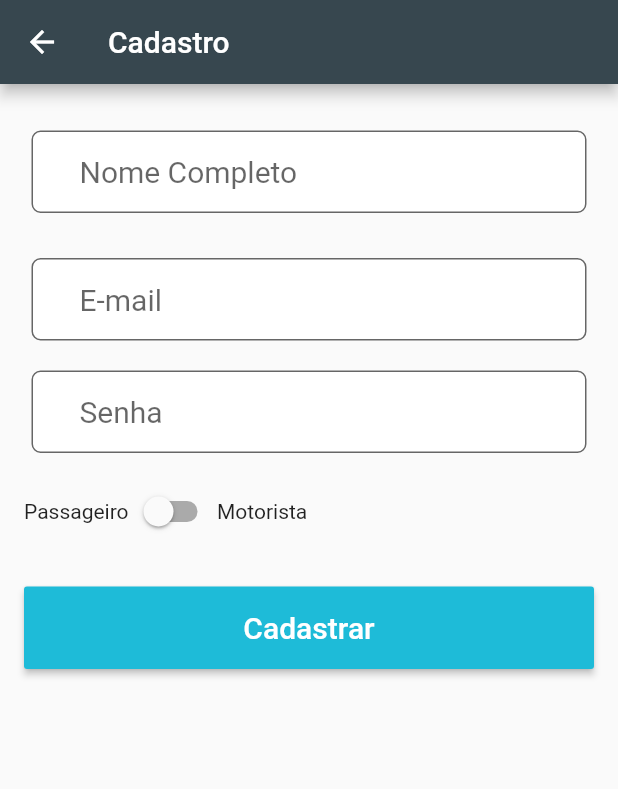
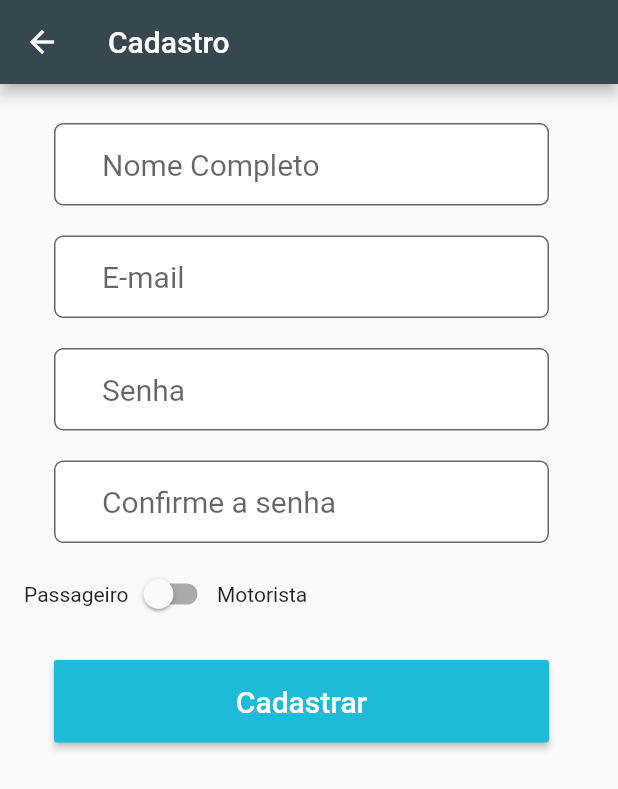
Before and after one commit to Marcos-Vinicius-Sousa/Meu_Uber, a Flutter app: the screen it shows after launch, after a tap on "Não tem conta ? Cadastre-se!", on a phone screen of 412 x 824 dp. Shown: the top 789 px of the screen. Run offline on Flutter 3.47's test engine with Material 2 defaults, Android fonts, the phone set to English and light mode, and no system bars; our stand-ins replace cloud_firestore, firebase_auth, firebase_core; accounts and stored records are empty.

Commit message:
salvando o usuario e redirecionando

```diff
--- a/my_uber/lib/main.dart
+++ b/my_uber/lib/main.dart
@@ -1,5 +1,6 @@
 import 'package:flutter/material.dart';
 import 'package:my_uber/telas/Home.dart';
+import 'package:my_uber/telas/Rotas.dart';
 
 final ThemeData temaPadrao = ThemeData(
     primaryColor: Color(0xff37474f),
@@ -11,6 +12,8 @@ void main() {
     title: "Uber",
     home: Home(),
     theme: temaPadrao,
+    initialRoute: "/",
+    onGenerateRoute: Rotas.generateRoute,
     debugShowCheckedModeBanner: false,
   ));
 }
--- /dev/null
+++ b/my_uber/lib/model/Usuario.dart
@@ -0,0 +1,55 @@
+
+class Usuario {
+
+  late String _idUsuario;
+  late String _nome;
+  late String _email;
+  late String _senha;
+  late String _tipoUsuario;
+
+  Usuario();
+
+  Map<String, dynamic> toMap(){
+
+    Map<String, dynamic> map = {
+      "nome" : this.nome,
+      "email": this.email,
+      "tipoUsuario" : this.tipoUsuario
+    };
+    return map;
+  }
+
+  String verificarTipoUsuario(bool tipoUsuario){
+    return tipoUsuario ? "motorista" : "passageiro";
+  }
+
+  String get tipoUsuario => _tipoUsuario;
+
+  set tipoUsuario(String value) {
+    _tipoUsuario = value;
+  }
+
+  String get senha => _senha;
+
+  set senha(String value) {
+    _senha = value;
+  }
+
+  String get email => _email;
+
+  set email(String value) {
+    _email = value;
+  }
+
+  String get nome => _nome;
+
+  set nome(String value) {
+    _nome = value;
+  }
+
+  String get idUsuario => _idUsuario;
+
+  set idUsuario(String value) {
+    _idUsuario = value;
+  }
+}
--- a/my_uber/lib/telas/Cadastro.dart
+++ b/my_uber/lib/telas/Cadastro.dart
@@ -1,4 +1,9 @@
 import 'package:flutter/material.dart';
+import 'package:my_uber/model/Usuario.dart';
+import 'package:firebase_auth/firebase_auth.dart';
+import 'package:firebase_core/firebase_core.dart';
+import 'package:cloud_firestore/cloud_firestore.dart';
+
 
 class Cadastro extends StatefulWidget {
   const Cadastro({Key? key}) : super(key: key);
@@ -12,8 +17,73 @@ class _CadastroState extends State<Cadastro> {
   TextEditingController _controllerNome = TextEditingController();
   TextEditingController _controllerEmail = TextEditingController();
   TextEditingController _controllerSenha = TextEditingController();
+  TextEditingController _controllerConfirmSenha = TextEditingController();
 
-  bool _TipoUsuarioPassageiro = false;
+  bool _TipoUsuario = false;
+  String _mensagemErro = "";
+
+  _validarCampos(){
+
+    //Recuperando os dados
+    String nome = _controllerNome.text;
+    String email = _controllerEmail.text;
+    String senha1 = _controllerSenha.text;
+    String senha2 = _controllerConfirmSenha.text;
+
+    //validar campos
+    if(nome.isNotEmpty){
+
+      if(email.isNotEmpty && email.contains("@")){
+
+        if(senha1.isNotEmpty && senha2.isNotEmpty && senha1.length > 5){
+
+          if(senha1 == senha2){
+            Usuario usuario = Usuario();
+            usuario.nome = nome;
+            usuario.email = email;
+            usuario.senha = senha1;
+            usuario.tipoUsuario = usuario.verificarTipoUsuario(_TipoUsuario);
+
+            _cadastrarUsuario(usuario);
+          }else{
+            setState(() {
+              _mensagemErro = "As duas senhas devem ser iguais!";
+            });
+          }
+
+        }else{
+          setState(() {
+            _mensagemErro = "A senha deve conter mais que 5 caracteres!";
+          });
+        }
+
+      }else{
+        setState(() {
+          _mensagemErro = "preencha com um email válido!";
+        });
+      }
+    }else{
+      setState(() {
+        _mensagemErro = "preencha o nome!";
+      });
+    }
+
+  }
+
+  _cadastrarUsuario( Usuario usuario){
+
+    FirebaseAuth auth = FirebaseAuth.instance;
+    FirebaseFirestore db = FirebaseFirestore.instance;
+    auth.createUserWithEmailAndPassword(
+        email: usuario.email,
+        password: usuario.senha).then((firebaseUser){
+        db.collection("usuarios")
+            .doc(firebaseUser.user.uid)
+            .set(usuario.toMap());
+
+        // redirecionar para o painel, de acordo com o Usuario
+    });
+  }
 
   @override
   Widget build(BuildContext context) {
@@ -32,7 +102,7 @@ class _CadastroState extends State<Cadastro> {
               children: <Widget>[
 
                 Padding(
-                  padding: EdgeInsets.fromLTRB(5, 15, 5, 15),
+                  padding: EdgeInsets.fromLTRB(20,10,30,10),
                   child: TextField(
                     controller: _controllerNome,
                     keyboardType: TextInputType.text,
@@ -49,7 +119,7 @@ class _CadastroState extends State<Cadastro> {
                   ),
                 ),
                 Padding(
-                  padding: EdgeInsets.fromLTRB(5, 15, 5, 15),
+                  padding: EdgeInsets.fromLTRB(20,10,30,10),
                   child: TextField(
                     controller: _controllerEmail,
                     keyboardType: TextInputType.emailAddress,
@@ -66,7 +136,7 @@ class _CadastroState extends State<Cadastro> {
                   ),
                 ),
                 Padding(
-                    padding: EdgeInsets.fromLTRB(5, 5, 5, 15),
+                    padding: EdgeInsets.fromLTRB(20,10,30,10),
                     child: TextField(
                       obscureText: true,
                       controller: _controllerSenha,
@@ -84,15 +154,33 @@ class _CadastroState extends State<Cadastro> {
                     )
                 ),
                 Padding(
+                    padding: EdgeInsets.fromLTRB(20,10,30,10),
+                    child: TextField(
+                      obscureText: true,
+                      controller: _controllerConfirmSenha,
+                      keyboardType: TextInputType.visiblePassword,
+                      style: TextStyle(fontSize: 20),
+                      decoration: InputDecoration(
+                          contentPadding: EdgeInsets.fromLTRB(32, 16, 32, 16),
+                          hintText: "Confirme a senha",
+                          filled: true,
+                          fillColor: Colors.white,
+                          border: OutlineInputBorder(
+                              borderRadius: BorderRadius.circular(6)
+                          )
+                      ),
+                    )
+                ),
+                Padding(
                   padding: EdgeInsets.only(bottom: 10),
                   child: Row(
                     children: <Widget>[
                       Text("Passageiro"),
                       Switch(
-                        value: _TipoUsuarioPassageiro,
+                        value: _TipoUsuario,
                         onChanged:(bool valor){
                         setState(() {
-                          _TipoUsuarioPassageiro = valor;
+                          _TipoUsuario = valor;
                         });
                       },
                       ),
@@ -102,7 +190,7 @@ class _CadastroState extends State<Cadastro> {
                 ),
 
                 Padding(
-                  padding: EdgeInsets.only(top: 16,bottom: 10),
+                  padding: EdgeInsets.fromLTRB(20,10,30,10),
                   child: RaisedButton(
                     child: Text(
                       "Cadastrar",
@@ -113,19 +201,21 @@ class _CadastroState extends State<Cadastro> {
                     ),
                     color: Color(0xff1ebbd8),
                     padding: EdgeInsets.fromLTRB(32, 16, 32, 16),
-                    onPressed: () {  },
+                    onPressed: () {
+                      _validarCampos();
+                    },
 
                   ),
                 ),
-                /*Padding(
+                Padding(
                   padding: EdgeInsets.only(top: 16),
                   child: Center(
                     child: Text(
-                      "Erro",
+                      _mensagemErro,
                       style: TextStyle(color: Colors.red, fontSize: 20),
                     ),
                   ),
-                ) */
+                )
               ],
             ),
           ),
--- a/my_uber/lib/telas/Home.dart
+++ b/my_uber/lib/telas/Home.dart
@@ -36,7 +36,7 @@ class _HomeState extends State<Home> {
                 ),
                 ),
                 Padding(
-                  padding: EdgeInsets.fromLTRB(5, 15, 5, 15),
+                  padding: EdgeInsets.fromLTRB(10, 20, 20, 5),
                   child: TextField(
                     controller: _controllerEmail,
                     keyboardType: TextInputType.emailAddress,
@@ -53,7 +53,7 @@ class _HomeState extends State<Home> {
                   ),
                 ),
                 Padding(
-                  padding: EdgeInsets.fromLTRB(5, 5, 5, 15),
+                  padding: EdgeInsets.fromLTRB(10, 20, 20, 20),
                   child: TextField(
                     obscureText: true,
                     controller: _controllerSenha,
@@ -72,7 +72,7 @@ class _HomeState extends State<Home> {
                 ),
 
                 Padding(
-                    padding: EdgeInsets.only(top: 16,bottom: 10),
+                    padding: EdgeInsets.fromLTRB(10, 20, 20, 20),
                 child: RaisedButton(
                   child: Text(
                       "Entrar",
@@ -93,12 +93,7 @@ class _HomeState extends State<Home> {
                     style: TextStyle(color: Colors.white)
                     ),
                     onTap: (){
-                      Navigator.push(
-                          context,
-                          MaterialPageRoute(
-                              builder: (context) => Cadastro()
-                          )
-                      );
+                      Navigator.pushNamed(context, "/cadastro");
                     },
                   ),
                 ),
--- /dev/null
+++ b/my_uber/lib/telas/Rotas.dart
@@ -0,0 +1,43 @@
+import 'package:flutter/material.dart';
+import 'package:my_uber/telas/Cadastro.dart';
+
+import 'Home.dart';
+
+class Rotas {
+
+  static Route<dynamic> generateRoute(RouteSettings settings) {
+    final args = settings.arguments;
+
+    switch (settings.name) {
+       case"/":
+        return MaterialPageRoute(
+            builder: (_) => Home()
+        );
+
+      case"/cadastro":
+        return MaterialPageRoute(
+            builder: (_) => Cadastro()
+        );
+        break;
+
+      default:
+        _erroRota();
+    }
+    return throw "";
+  }
+
+  static Route<dynamic> _erroRota() {
+    return MaterialPageRoute(
+        builder: (_) {
+          return Scaffold(
+            appBar: AppBar(
+              title: Text("Tela não encontrada!"),
+            ),
+            body: Center(
+              child: Text("Tela não encontrada!"),
+            ),
+          );
+        }
+    );
+  }
+}
--- a/my_uber/pubspec.yaml
+++ b/my_uber/pubspec.yaml
@@ -34,6 +34,10 @@ dependencies:
   # The following adds the Cupertino Icons font to your application.
   # Use with the CupertinoIcons class for iOS style icons.
   cupertino_icons: ^1.0.2
+  firebase_auth: ^0.18.0+1
+  firebase_core: ^0.5.0
+  firebase_storage: ^4.0.0
+  cloud_firestore: ^0.14.0+2
 
 dev_dependencies:
   flutter_test:
```
Also changed, not shown: my_uber/lib/telas/PainelMotorista.dart (added), my_uber/pubspec.lock.
